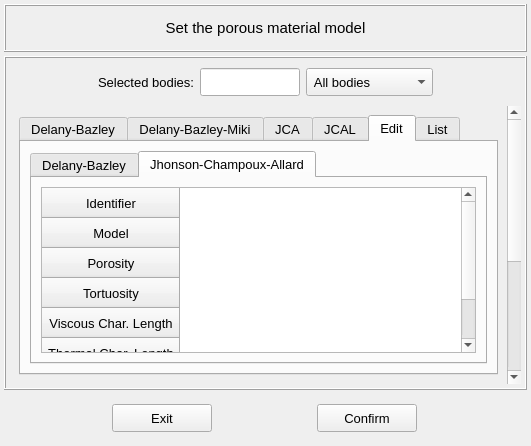
Old version of the form vibra/interface/data/ui_files/model/setup/acoustic/porous_material_model_inputs.ui in the repository MOPT-UFSC/VIBRA.
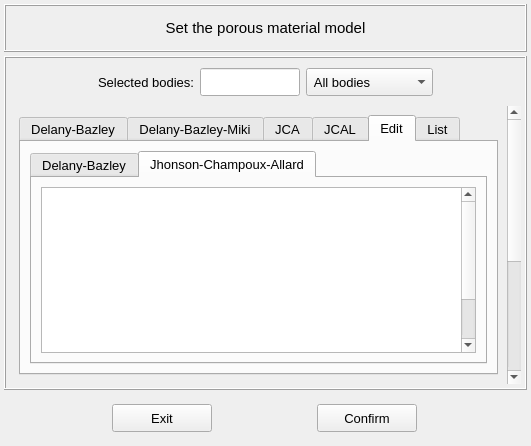
New version of the form. The open tabs and pages were chosen to show the change. Icons and pictures are not drawn.

Patch:
```diff
--- a/vibra/interface/data/ui_files/model/setup/acoustic/porous_material_model_inputs.ui
+++ b/vibra/interface/data/ui_files/model/setup/acoustic/porous_material_model_inputs.ui
@@ -267,7 +267,7 @@
           <rect>
            <x>0</x>
            <y>0</y>
-           <width>497</width>
+           <width>494</width>
            <height>500</height>
           </rect>
          </property>
@@ -2357,7 +2357,7 @@
                      <bool>false</bool>
                     </attribute>
                     <attribute name="verticalHeaderVisible">
-                     <bool>true</bool>
+                     <bool>false</bool>
                     </attribute>
                     <row>
                      <property name="text">
```
Left out of the diff: 2 changed lines with no effect on the pictures.
